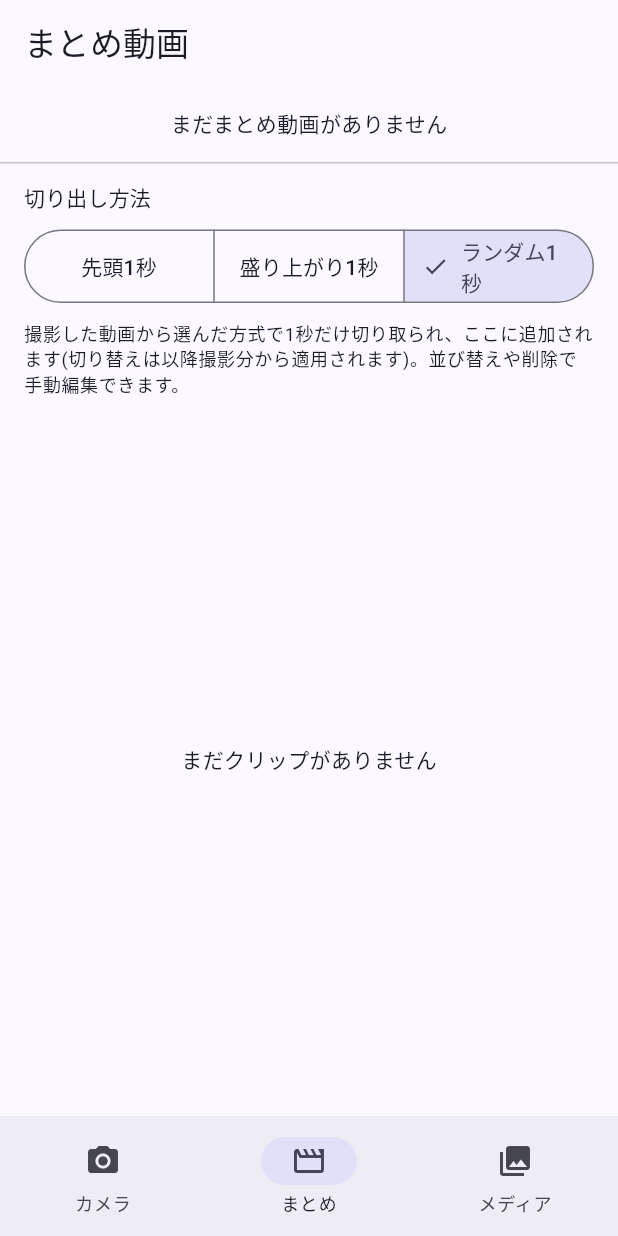
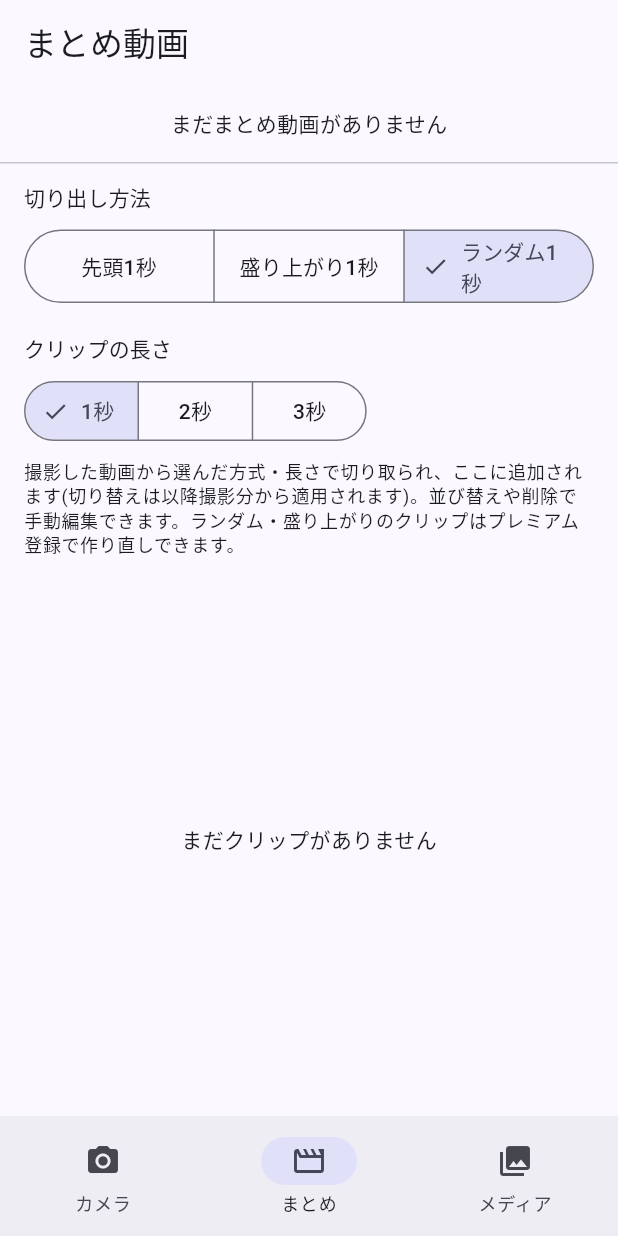
Before and after one commit to toshitoshi-creator/toshi_vlog, a Flutter app: the screen it shows after launch, item 2 of the bottom bar chosen, on a phone screen of 412 x 824 dp. Run offline on Flutter 3.47's test engine with Material 3 defaults, Android fonts, the phone set to English and light mode, and no system bars; our stand-ins replace in_app_purchase, video_player; missing offline and left inert: ffmpeg_kit_flutter_new.

Commit message:
Add real subscription gating for redo, plus configurable clip length
Adds a real StoreKit/Play Billing subscription (in_app_purchase) with a
single auto-renewable product, com.toshivlog.toshiVlog.premium_monthly.
There's no backend receipt validation - entitlement is trusted from the
local purchase stream and cached to disk, refreshed via restorePurchases
on launch. That's a normal tradeoff for a solo app without a server, but
worth knowing about.

まとめ tab changes:
- New "作り直す" (redo) button per segment for ランダム/盛り上がり modes,
  which re-trims that segment from its original source clip. Gated
  behind the subscription: non-premium users are routed to a new
  paywall screen.
- For 盛り上がり mode, redo no longer returns the same loudest window
  every time - it now ranks all sampled candidate windows by volume and
  cycles to the next-loudest one on each redo, since there can be
  multiple similarly loud spots.
- Clip length is now configurable (1/2/3 seconds) instead of hardcoded
  to 1 second, applied to future clips.

Co-Authored-By: Claude Sonnet 5 <noreply@anthropic.com>
Claude-Session: https://claude.ai/code/session_01Hvs9abVAx8G6kV9d3mvJWS

```diff
--- a/lib/main.dart
+++ b/lib/main.dart
@@ -2,6 +2,7 @@ import 'package:flutter/material.dart';
 import 'package:intl/date_symbol_data_local.dart';
 
 import 'models/highlight_reel.dart';
+import 'models/subscription_service.dart';
 import 'models/video_library.dart';
 import 'screens/camera_screen.dart';
 import 'screens/highlight_screen.dart';
@@ -39,18 +40,21 @@ class RootScreen extends StatefulWidget {
 class _RootScreenState extends State<RootScreen> {
   final VideoLibrary _videoLibrary = VideoLibrary();
   final HighlightReel _highlightReel = HighlightReel();
+  final SubscriptionService _subscriptionService = SubscriptionService();
   int _currentIndex = 0;
 
   @override
   void initState() {
     super.initState();
     _highlightReel.load();
+    _subscriptionService.init();
   }
 
   @override
   void dispose() {
     _videoLibrary.dispose();
     _highlightReel.dispose();
+    _subscriptionService.dispose();
     super.dispose();
   }
 
@@ -58,7 +62,10 @@ class _RootScreenState extends State<RootScreen> {
   Widget build(BuildContext context) {
     final screens = [
       CameraScreen(videoLibrary: _videoLibrary, highlightReel: _highlightReel),
-      HighlightScreen(highlightReel: _highlightReel),
+      HighlightScreen(
+        highlightReel: _highlightReel,
+        subscriptionService: _subscriptionService,
+      ),
       MediaScreen(videoLibrary: _videoLibrary),
     ];
 
--- a/lib/models/highlight_segment.dart
+++ b/lib/models/highlight_segment.dart
@@ -6,6 +6,7 @@ class HighlightSegment {
     required this.file,
     required this.sourcePath,
     required this.createdAt,
+    this.redoCount = 0,
   });
 
   final String id;
@@ -13,12 +14,26 @@ class HighlightSegment {
   final String sourcePath;
   final DateTime createdAt;
 
+  /// How many times this segment has been re-trimmed via [HighlightReel.redo].
+  /// Used to cycle through alternative candidate windows (e.g. the
+  /// next-loudest one) instead of repeatedly landing on the same spot.
+  final int redoCount;
+
+  HighlightSegment copyWith({int? redoCount}) => HighlightSegment(
+    id: id,
+    file: file,
+    sourcePath: sourcePath,
+    createdAt: createdAt,
+    redoCount: redoCount ?? this.redoCount,
+  );
+
   Map<String, dynamic> toJson() => {
-        'id': id,
-        'path': file.path,
-        'sourcePath': sourcePath,
-        'createdAt': createdAt.toIso8601String(),
-      };
+    'id': id,
+    'path': file.path,
+    'sourcePath': sourcePath,
+    'createdAt': createdAt.toIso8601String(),
+    'redoCount': redoCount,
+  };
 
   factory HighlightSegment.fromJson(Map<String, dynamic> json) {
     return HighlightSegment(
@@ -26,6 +41,7 @@ class HighlightSegment {
       file: File(json['path'] as String),
       sourcePath: json['sourcePath'] as String,
       createdAt: DateTime.parse(json['createdAt'] as String),
+      redoCount: json['redoCount'] as int? ?? 0,
     );
   }
 }
--- a/lib/screens/highlight_screen.dart
+++ b/lib/screens/highlight_screen.dart
@@ -2,13 +2,20 @@ import 'package:flutter/material.dart';
 
 import '../models/clip_trim_mode.dart';
 import '../models/highlight_reel.dart';
+import '../models/subscription_service.dart';
 import '../widgets/video_thumbnail.dart';
+import 'paywall_screen.dart';
 import 'video_player_screen.dart';
 
 class HighlightScreen extends StatefulWidget {
-  const HighlightScreen({super.key, required this.highlightReel});
+  const HighlightScreen({
+    super.key,
+    required this.highlightReel,
+    required this.subscriptionService,
+  });
 
   final HighlightReel highlightReel;
+  final SubscriptionService subscriptionService;
 
   @override
   State<HighlightScreen> createState() => _HighlightScreenState();
@@ -29,6 +36,20 @@ class _HighlightScreenState extends State<HighlightScreen> {
 
   void _onChanged() {
     if (mounted) setState(() {});
+  }
+
+  void _handleRedo(int index) {
+    if (!widget.subscriptionService.isPremium) {
+      Navigator.of(context).push(
+        MaterialPageRoute(
+          builder: (_) => PaywallScreen(
+            subscriptionService: widget.subscriptionService,
+          ),
+        ),
+      );
+      return;
+    }
+    widget.highlightReel.redo(index);
   }
 
   @override
@@ -67,6 +88,28 @@ class _HighlightScreenState extends State<HighlightScreen> {
                   onSelectionChanged: (selection) =>
                       reel.setTrimMode(selection.first),
                 ),
+                const SizedBox(height: 16),
+                Text('クリップの長さ', style: Theme.of(context).textTheme.labelLarge),
+                const SizedBox(height: 8),
+                SegmentedButton<Duration>(
+                  segments: const [
+                    ButtonSegment(
+                      value: Duration(seconds: 1),
+                      label: Text('1秒'),
+                    ),
+                    ButtonSegment(
+                      value: Duration(seconds: 2),
+                      label: Text('2秒'),
+                    ),
+                    ButtonSegment(
+                      value: Duration(seconds: 3),
+                      label: Text('3秒'),
+                    ),
+                  ],
+                  selected: {reel.clipDuration},
+                  onSelectionChanged: (selection) =>
+                      reel.setClipDuration(selection.first),
+                ),
               ],
             ),
           ),
@@ -75,8 +118,9 @@ class _HighlightScreenState extends State<HighlightScreen> {
             child: Align(
               alignment: Alignment.centerLeft,
               child: Text(
-                '撮影した動画から選んだ方式で1秒だけ切り取られ、ここに追加されます'
-                '(切り替えは以降撮影分から適用されます)。並び替えや削除で手動編集できます。',
+                '撮影した動画から選んだ方式・長さで切り取られ、ここに追加されます'
+                '(切り替えは以降撮影分から適用されます)。並び替えや削除で手動編集できます。'
+                'ランダム・盛り上がりのクリップはプレミアム登録で作り直しできます。',
                 style: Theme.of(context).textTheme.bodySmall,
               ),
             ),
@@ -95,9 +139,20 @@ class _HighlightScreenState extends State<HighlightScreen> {
                         key: ValueKey(segment.id),
                         leading: VideoThumbnail(file: segment.file),
                         title: Text('${index + 1}番目'),
-                        trailing: IconButton(
-                          icon: const Icon(Icons.delete_outline),
-                          onPressed: () => reel.removeAt(index),
+                        trailing: Row(
+                          mainAxisSize: MainAxisSize.min,
+                          children: [
+                            if (reel.trimMode != ClipTrimMode.start)
+                              IconButton(
+                                icon: const Icon(Icons.refresh),
+                                tooltip: '作り直す',
+                                onPressed: () => _handleRedo(index),
+                              ),
+                            IconButton(
+                              icon: const Icon(Icons.delete_outline),
+                              onPressed: () => reel.removeAt(index),
+                            ),
+                          ],
                         ),
                       );
                     },
@@ -129,7 +184,7 @@ class _CompiledPreview extends StatelessWidget {
         );
       },
       icon: const Icon(Icons.play_arrow),
-      label: Text('まとめ動画を再生 (${reel.segments.length}秒)'),
+      label: Text('まとめ動画を再生 (${reel.segments.length}クリップ)'),
     );
   }
 }
--- a/pubspec.yaml
+++ b/pubspec.yaml
@@ -44,6 +44,7 @@ dependencies:
   # This version has no Package.swift, so it's resolved via CocoaPods only,
   # where our actual iOS 17 deployment target has no conflict.
   ffmpeg_kit_flutter_new: 4.4.2
+  in_app_purchase: ^3.3.0
 
 dev_dependencies:
   flutter_test:
```
Also changed, not shown: lib/models/highlight_reel.dart (+85 -38 lines), lib/models/subscription_service.dart (added, +134 -0 lines), lib/screens/paywall_screen.dart (added, +94 -0 lines), pubspec.lock.
